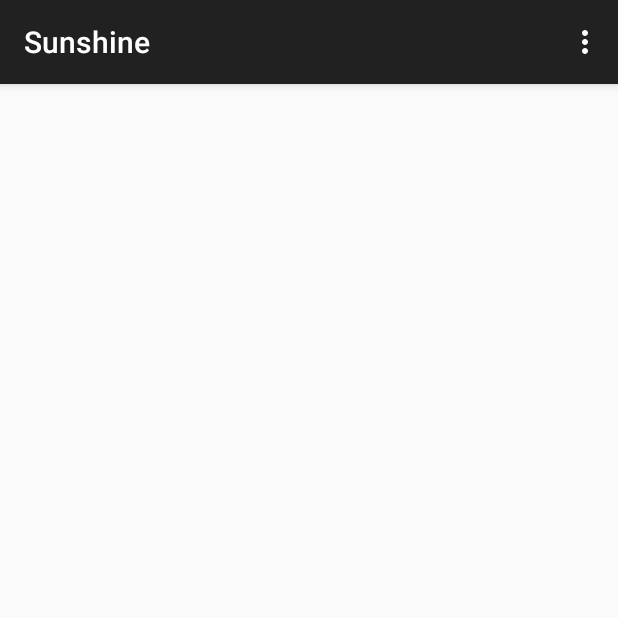
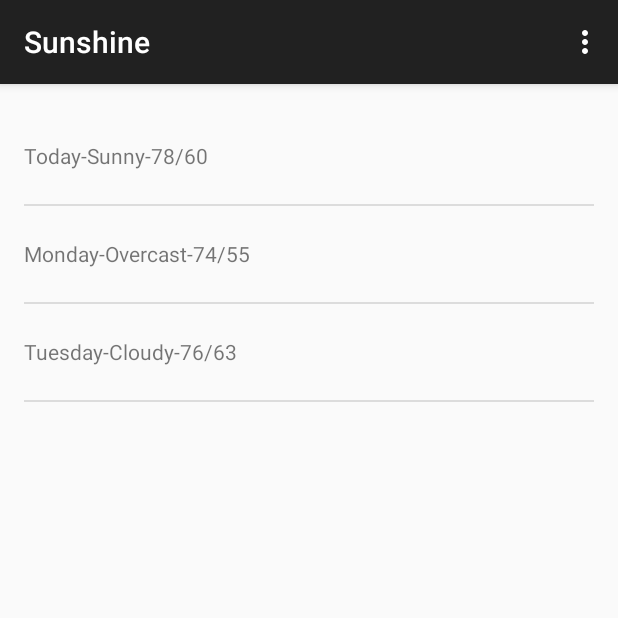
Before and after one commit to Runn3rsHigh/Sunshine, an Android app: the screen it shows after launch (MainActivity), on a phone screen of 412 x 824 dp, the top half of it. Run offline under Robolectric (Android 15) with nearby library versions, the phone set to English and light mode, and no system bars.

```diff
--- a/app/src/main/java/com/example/android/sunshine/app/MainActivity.java
+++ b/app/src/main/java/com/example/android/sunshine/app/MainActivity.java
@@ -1,13 +1,15 @@
 package com.example.android.sunshine.app;
 
+import android.os.Bundle;
+import android.support.v4.app.Fragment;
 import android.support.v7.app.ActionBarActivity;
-import android.support.v4.app.Fragment;
-import android.os.Bundle;
 import android.view.LayoutInflater;
 import android.view.Menu;
 import android.view.MenuItem;
 import android.view.View;
 import android.view.ViewGroup;
+import android.widget.ArrayAdapter;
+import android.widget.ListView;
 
 import java.util.ArrayList;
 
@@ -52,6 +54,7 @@ public class MainActivity extends ActionBarActivity {
      */
     public static class PlaceholderFragment extends Fragment {
 
+        private ArrayAdapter<String> mAdapter;
         public PlaceholderFragment() {
         }
 
@@ -64,6 +67,12 @@ public class MainActivity extends ActionBarActivity {
             fakeData.add("Today-Sunny-78/60");
             fakeData.add("Monday-Overcast-74/55");
             fakeData.add("Tuesday-Cloudy-76/63");
+
+            mAdapter = new ArrayAdapter<String>(getActivity(),R.layout.list_item_forecast,R.id.list_item_forecast_textview,fakeData);
+
+            ListView mListView = (ListView)rootView.findViewById(R.id.listview_forecast);
+            mListView.setAdapter(mAdapter);
+
             return rootView;
         }
     }
--- a/app/src/main/res/layout/fragment_main.xml
+++ b/app/src/main/res/layout/fragment_main.xml
@@ -4,11 +4,11 @@
     android:paddingRight="@dimen/activity_horizontal_margin"
     android:paddingTop="@dimen/activity_vertical_margin"
     android:paddingBottom="@dimen/activity_vertical_margin"
-    android:id="@+id/listview_forecast"
     tools:context=".MainActivity$PlaceholderFragment">
 
     <ListView
         android:layout_width="match_parent"
-        android:layout_height="match_parent" />
+        android:layout_height="match_parent"
+        android:id="@+id/listview_forecast"/>
 
 </FrameLayout>
```
